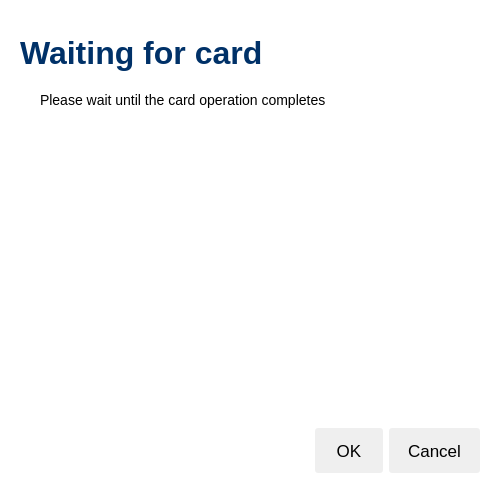
Above: src/ui/dialog.ui from web-eid/web-eid-app before the change. Below: the same form after it.
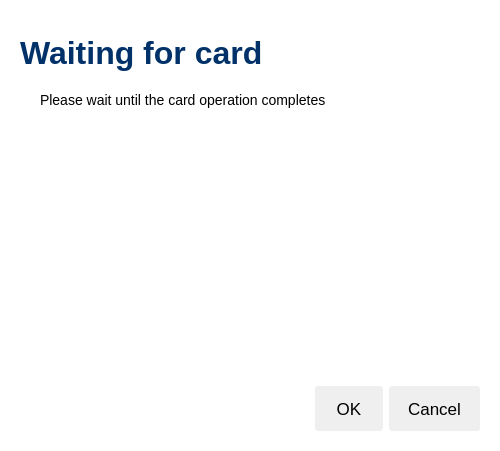
That is the form after the change. Icons and pictures are not drawn. Custom widgets are drawn as their Qt base class.

Patch:
```diff
--- a/src/ui/dialog.ui
+++ b/src/ui/dialog.ui
@@ -7,7 +7,7 @@
     <x>0</x>
     <y>0</y>
     <width>500</width>
-    <height>493</height>
+    <height>451</height>
    </rect>
   </property>
   <property name="minimumSize">
```
